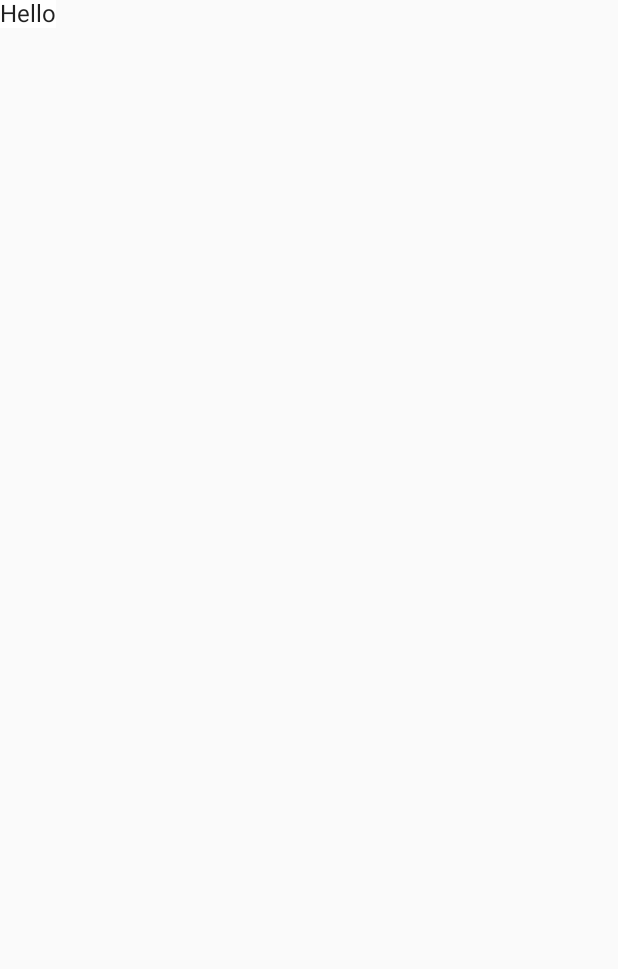
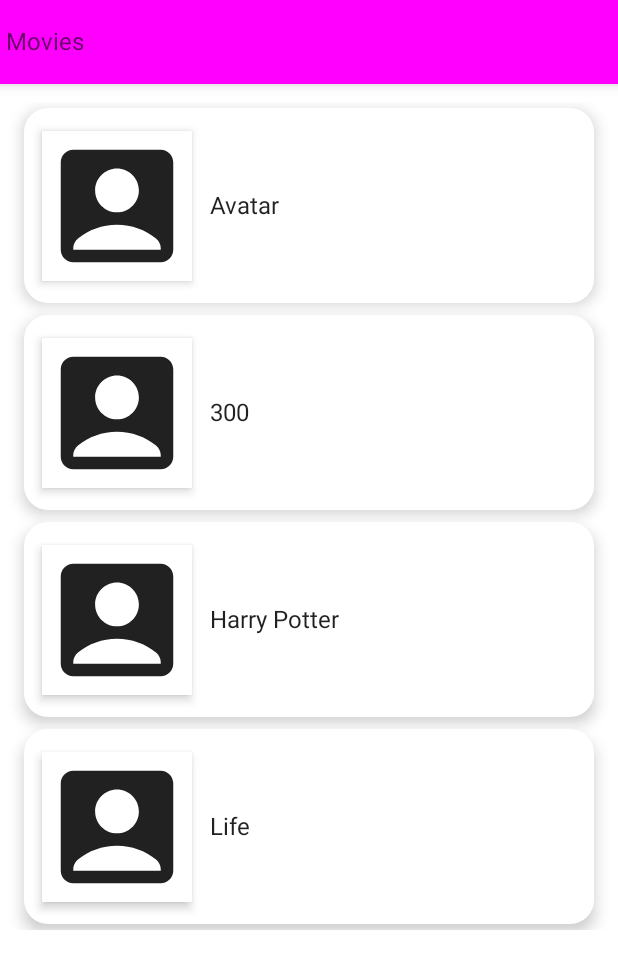
Before and after one commit to ByroByro/Jetpack-Compose, an Android app built with Jetpack Compose: the screen it shows after launch (MainActivity), on a phone screen of 412 x 824 dp. Before the commit the part shown is almost empty. Shown: the top 969 px of the screen. Run offline under Robolectric (Android 15) with nearby library versions, the phone set to English and light mode, and no system bars.

Commit message:
LazyColumn and AppBar

```diff
--- a/MovieApp/app/src/main/java/zw/co/byrosolutions/movieapp/MainActivity.kt
+++ b/MovieApp/app/src/main/java/zw/co/byrosolutions/movieapp/MainActivity.kt
@@ -1,15 +1,25 @@
 package zw.co.byrosolutions.movieapp
 
 import android.os.Bundle
+import android.util.Log
 import androidx.activity.ComponentActivity
 import androidx.activity.compose.setContent
-import androidx.compose.foundation.layout.fillMaxSize
-import androidx.compose.material.MaterialTheme
-import androidx.compose.material.Surface
-import androidx.compose.material.Text
+import androidx.compose.foundation.clickable
+import androidx.compose.foundation.layout.*
+import androidx.compose.foundation.lazy.LazyColumn
+import androidx.compose.foundation.lazy.items
+import androidx.compose.foundation.shape.CornerSize
+import androidx.compose.foundation.shape.RoundedCornerShape
+import androidx.compose.material.*
+import androidx.compose.material.icons.Icons
+import androidx.compose.material.icons.filled.AccountBox
 import androidx.compose.runtime.Composable
+import androidx.compose.ui.Alignment
 import androidx.compose.ui.Modifier
+import androidx.compose.ui.graphics.Color
+import androidx.compose.ui.graphics.RectangleShape
 import androidx.compose.ui.tooling.preview.Preview
+import androidx.compose.ui.unit.dp
 import zw.co.byrosolutions.movieapp.ui.theme.MovieAppTheme
 
 class MainActivity : ComponentActivity() {
@@ -26,20 +36,66 @@ class MainActivity : ComponentActivity() {
 @Composable
 fun MyApp(content: @Composable () -> Unit) {
     MovieAppTheme {
-        content()
+        // content()
+        Scaffold(
+            topBar = {
+                TopAppBar(
+                    backgroundColor = Color.Magenta,
+                    elevation = 5.dp
+                ) {
+                    Text(text = "Movies")
+                }
+            },
+        ) {
+            content()
+        }
     }
 }
 
 @Composable
-fun MainContent() {
+fun MainContent(movieList: List<String> = listOf("Avatar", "300", "Harry Potter", "Life")) {
     Surface(color = MaterialTheme.colors.background) {
-        Text(text = "Hello")
+        Column(modifier = Modifier.padding(12.dp)) {
+            LazyColumn(content = {
+                items(items = movieList) {
+                    MovieRow(movie = it) { movie ->
+                        Log.d("Movie", " : $movie")
+                    }
+                }
+            })
+        }
     }
 }
 
 @Composable
-fun Greeting(name: String) {
-    Text(text = "Hello $name!")
+fun MovieRow(movie: String, onItemClick: (String) -> Unit = {}) {
+    Card(
+        modifier = Modifier
+            .padding(4.dp)
+            .fillMaxWidth()
+            .height(130.dp)
+            .clickable {
+                onItemClick(movie)
+            },
+        shape = RoundedCornerShape(corner = CornerSize(16.dp)),
+        elevation = 6.dp
+    ) {
+        Row(
+            verticalAlignment = Alignment.CenterVertically,
+            horizontalArrangement = Arrangement.Start
+        ) {
+            Surface(
+                modifier = Modifier
+                    .padding(12.dp)
+                    .size(100.dp), shape = RectangleShape,
+                elevation = 4.dp
+            ) {
+                Icon(imageVector = Icons.Default.AccountBox, contentDescription = "Movie Image")
+            }
+
+            Text(text = movie)
+        }
+    }
 }
 
 @Preview(showBackground = true)
```
